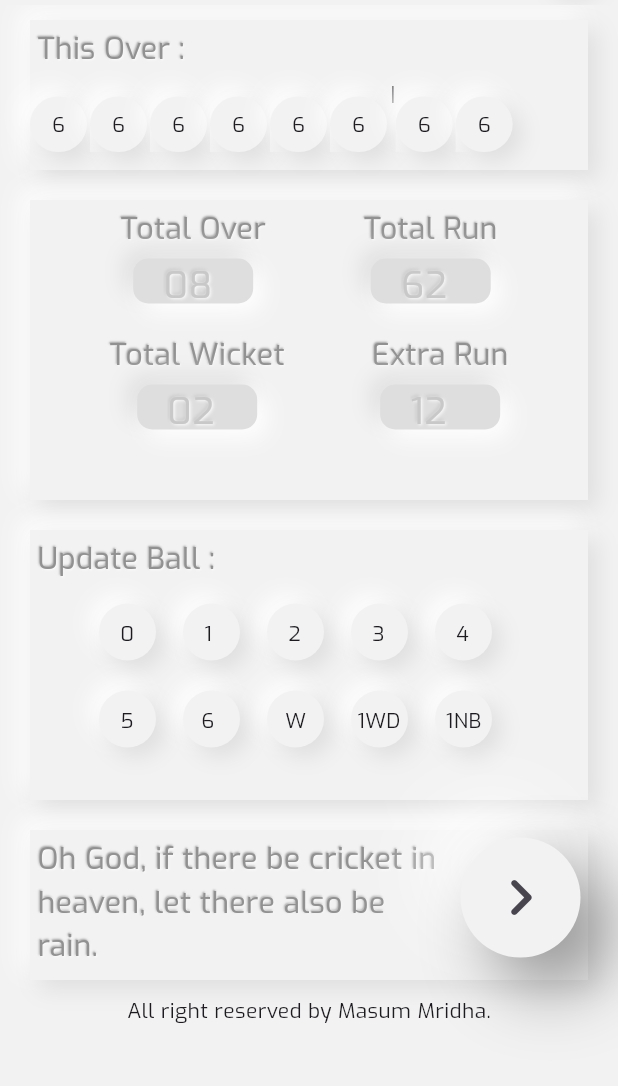
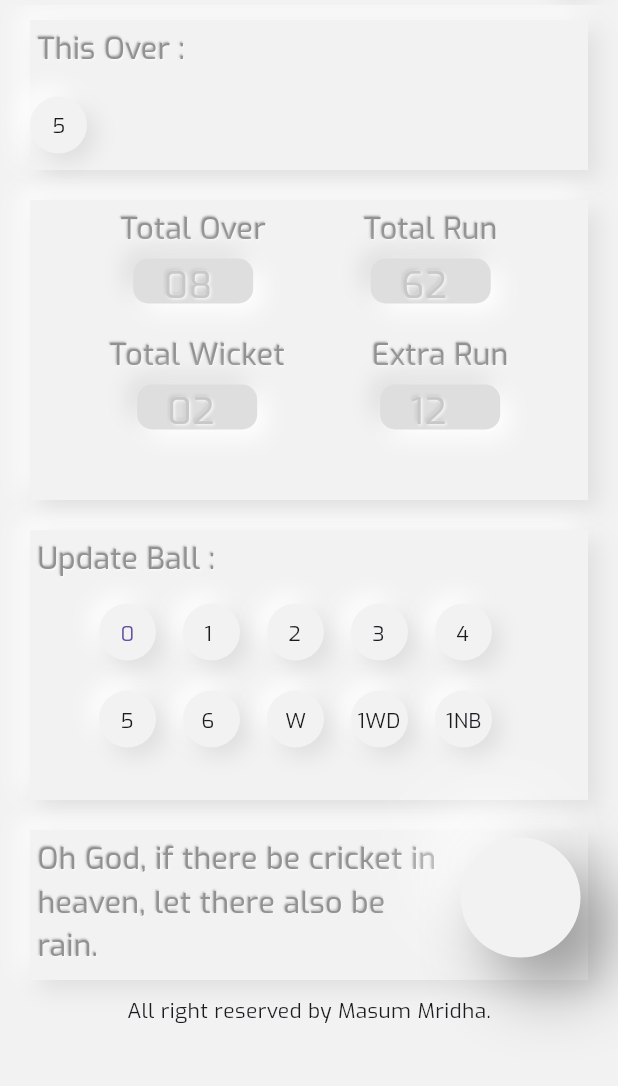
Before and after one commit to MasumMridha51/over_counter, a Flutter app: the screen it shows after launch, after a tap on the "navigate next" icon, on a phone screen of 412 x 824 dp, the part 79-1165 px from its top. Run offline on Flutter 3.47's test engine with Material 3 defaults, Android fonts, the phone set to English and light mode, and no system bars; drawn by our look-alikes of clay_containers; our stand-ins replace get.

Commit message:
2nd time upload e ”

```diff
--- a/lib/cards/action_card.dart
+++ b/lib/cards/action_card.dart
@@ -2,7 +2,6 @@ import 'package:clay_containers/widgets/clay_container.dart';
 import 'package:clay_containers/widgets/clay_text.dart';
 import 'package:flutter/material.dart';
 import 'package:get/get.dart';
-import 'package:get/get_rx/get_rx.dart';
 
 import '../controller/counter_controller.dart';
 
@@ -38,7 +37,9 @@ class ActionCard extends StatelessWidget {
                   ],
                 ),
               ),
-              Column(
+              // Obx(() {
+              Obx(() {
+                return Column(
                   children: [
                     Padding(
                       padding: const EdgeInsets.all(5),
@@ -51,9 +52,13 @@ class ActionCard extends StatelessWidget {
                         spread: 20,
                         child: Padding(
                           padding: const EdgeInsets.all(5),
+                          child: Visibility(
+                            visible:
+                                !counterController.updateBallCardShow.value,
                             child: IconButton(
                               onPressed: () {
-                            counterController.showUpdateCard();
+                                counterController.updateBallCardShow.value =
+                                    !counterController.updateBallCardShow.value;
                               },
                               icon: const Icon(
                                 Icons.navigate_next_rounded,
@@ -63,8 +68,11 @@ class ActionCard extends StatelessWidget {
                           ),
                         ),
                       ),
+                    ),
                   ],
-              ),
+                );
+              }),
+              // }),
             ],
           ),
         ],
--- a/lib/cards/over_card.dart
+++ b/lib/cards/over_card.dart
@@ -1,12 +1,14 @@
 import 'package:clay_containers/widgets/clay_container.dart';
 import 'package:clay_containers/widgets/clay_text.dart';
 import 'package:flutter/material.dart';
+import 'package:get/get.dart';
 
+import '../controller/counter_controller.dart';
 import '../widgets/clay_round_button.dart';
 
 class OverCard extends StatelessWidget {
-  const OverCard({super.key});
-
+  OverCard({super.key});
+  CounterController counterController = Get.put(CounterController());
   @override
   Widget build(BuildContext context) {
     Color baseColor = const Color(0xFFF2F2F2);
@@ -23,84 +25,22 @@ class OverCard extends StatelessWidget {
                 emboss: true, depth: 95, spread: 1, size: 20),
           ),
           Expanded(
-            child: ListView(
-              scrollDirection: Axis.horizontal,
-              children: <Widget>[
+            child: Obx(() {
+              return Column(
+                children: [
                   Container(
                     margin: const EdgeInsets.symmetric(
                       vertical: 12,
                     ),
-                  child: const ClayRoundButton(
-                    buttonInputField: Center(child: Text('6')),
+                    child: ClayRoundButton(
+                      buttonInputField:
+                          Center(child: Text('${counterController.test}')),
                       rightSpace: EdgeInsets.only(right: 2),
                     ),
                   ),
-                Container(
-                  margin: const EdgeInsets.symmetric(
-                    vertical: 12,
-                  ),
-                  child: const ClayRoundButton(
-                    buttonInputField: Center(child: Text('6')),
-                    rightSpace: EdgeInsets.only(right: 2),
-                  ),
-                ),
-                Container(
-                  margin: const EdgeInsets.symmetric(
-                    vertical: 12,
-                  ),
-                  child: const ClayRoundButton(
-                    buttonInputField: Center(child: Text('6')),
-                    rightSpace: EdgeInsets.only(right: 2),
-                  ),
-                ),
-                Container(
-                  margin: const EdgeInsets.symmetric(
-                    vertical: 12,
-                  ),
-                  child: const ClayRoundButton(
-                    buttonInputField: Center(child: Text('6')),
-                    rightSpace: EdgeInsets.only(right: 2),
-                  ),
-                ),
-                Container(
-                  margin: const EdgeInsets.symmetric(
-                    vertical: 12,
-                  ),
-                  child: const ClayRoundButton(
-                    buttonInputField: Center(child: Text('6')),
-                    rightSpace: EdgeInsets.only(right: 2),
-                  ),
-                ),
-                Container(
-                  margin: const EdgeInsets.symmetric(
-                    vertical: 12,
-                  ),
-                  child: const ClayRoundButton(
-                    buttonInputField: Center(child: Text('6')),
-                    rightSpace: EdgeInsets.only(right: 2),
-                  ),
-                ),
-                const Text('|'),
-                Container(
-                  margin: const EdgeInsets.symmetric(
-                    vertical: 12,
-                  ),
-                  child: const ClayRoundButton(
-                    buttonInputField: Center(child: Text('6')),
-                    rightSpace: EdgeInsets.only(right: 2),
-                  ),
-                ),
-                Container(
-                  margin: const EdgeInsets.symmetric(
-                    vertical: 12,
-                  ),
-                  child: const ClayRoundButton(
-                    buttonInputField: Center(child: Text('6')),
-                    rightSpace: EdgeInsets.only(right: 2),
-                  ),
-                )
                 ],
-            ),
+              );
+            }),
           ),
         ],
       ),
--- a/lib/cards/update_ball_card.dart
+++ b/lib/cards/update_ball_card.dart
@@ -1,12 +1,15 @@
 import 'package:clay_containers/widgets/clay_container.dart';
 import 'package:clay_containers/widgets/clay_text.dart';
-import 'package:flutter/cupertino.dart';
 import 'package:flutter/material.dart';
+import 'package:get/get.dart';
 import 'package:over_counter/widgets/clay_round_button.dart';
 
+import '../controller/counter_controller.dart';
+
 class UpdateBallCard extends StatelessWidget {
-  const UpdateBallCard({super.key});
+  UpdateBallCard({super.key});
 
+  CounterController counterController = Get.put(CounterController());
   @override
   Widget build(BuildContext context) {
     Color baseColor = const Color(0xFFF2F2F2);
@@ -14,9 +17,9 @@ class UpdateBallCard extends StatelessWidget {
       color: baseColor,
       height: 180,
       width: double.infinity,
-      child: const Column(
+      child: Column(
         children: [
-          Row(
+          const Row(
             mainAxisAlignment: MainAxisAlignment.start,
             children: [
               Padding(
@@ -26,23 +29,29 @@ class UpdateBallCard extends StatelessWidget {
               ),
             ],
           ),
-          SizedBox(
+          const SizedBox(
             height: 10,
           ),
           Row(
             mainAxisAlignment: MainAxisAlignment.center,
             children: [
               ClayRoundButton(
-                buttonInputField: Padding(
-                  padding: EdgeInsets.symmetric(vertical: 8, horizontal: 12),
-                  child: Text('0'),
+                buttonInputField: TextButton(
+                  onPressed: () {
+                    counterController.updateBallCardShow.value =
+                        !counterController.updateBallCardShow.value;
+                    counterController.add0History();
+                    counterController.getRunForOver();
+                    print(counterController.runs);
+                  },
+                  child: const Text('0'),
                 ),
                 rightSpace: EdgeInsets.zero,
               ),
-              SizedBox(
+              const SizedBox(
                 width: 18,
               ),
-              ClayRoundButton(
+              const ClayRoundButton(
                 buttonInputField: Padding(
                   padding: EdgeInsets.symmetric(vertical: 8, horizontal: 12),
                   child: Text('1'),
--- a/lib/controller/counter_controller.dart
+++ b/lib/controller/counter_controller.dart
@@ -1,12 +1,41 @@
+import 'package:flutter/material.dart';
 import 'package:get/get.dart';
+import 'package:get/get_rx/get_rx.dart';
+
+import '../widgets/clay_round_button.dart';
 
 class CounterController extends GetxController {
   // Observable State
-  RxBool updateBallCardShow = true.obs;
+  RxBool updateBallCardShow = false.obs;
 
-  RxBool showUpdateCard() {
-    updateBallCardShow = true.obs;
-    print(updateBallCardShow);
-    return updateBallCardShow;
+  RxList<String> runs = ['2', '6', '8'].obs;
+
+  // add 0 run in history
+  dynamic? add0History() {
+    String run = '0';
+    runs.add(run);
   }
+
+  dynamic? add1History() {
+    String run = '1';
+    runs.add(run);
+  }
+
+  getRunForOver() {
+    for (var i = 0; i < runs.length; i++) {
+      // for(var j = 0; j < runs[i]; j++){
+      //   return Container(
+      //     margin: const EdgeInsets.symmetric(
+      //       vertical: 12,
+      //     ),
+      //     child: ClayRoundButton(
+      //       buttonInputField: Center(child: Text('${runs[i].obs}')),
+      //       rightSpace: const EdgeInsets.only(right: 2),
+      //     ),
+      //   );
+      // }
+    }
+  }
+
+  var test = '5'.obs;
 }
--- a/lib/screen/counter_screen.dart
+++ b/lib/screen/counter_screen.dart
@@ -34,7 +34,7 @@ class CounterScreen extends StatelessWidget {
             Container(
               margin: const EdgeInsets.symmetric(horizontal: 20, vertical: 10),
               color: baseColor,
-              child: const OverCard(),
+              child: OverCard(),
             ),
             Container(
               margin: const EdgeInsets.symmetric(horizontal: 20, vertical: 10),
@@ -48,7 +48,7 @@ class CounterScreen extends StatelessWidget {
                   color: baseColor,
                   child: Visibility(
                     visible: counterController.updateBallCardShow.value,
-                    child: const UpdateBallCard(),
+                    child: UpdateBallCard(),
                   ));
             }),
             Container(
```
Lines whose indentation alone changed are shown as unchanged.
